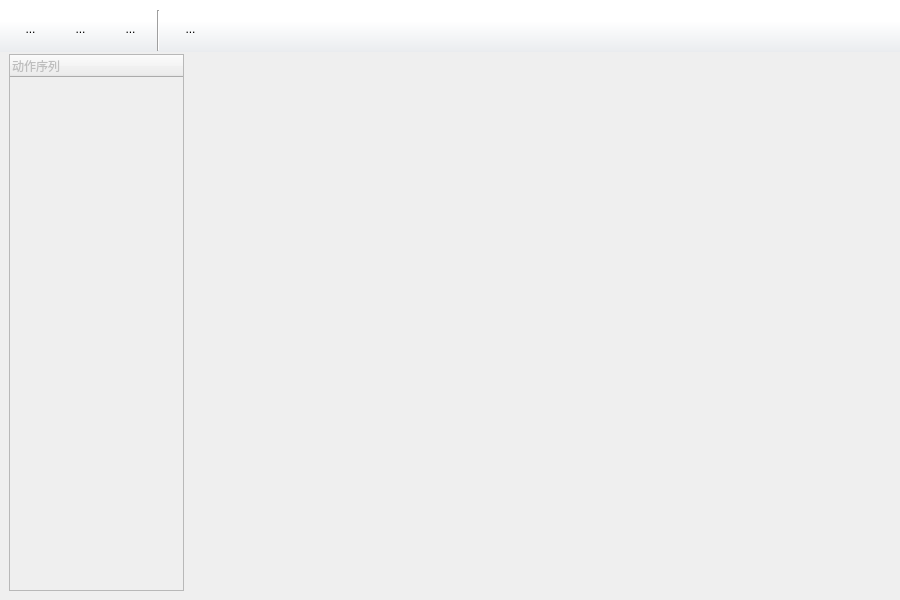
Above: DrillGIFActionSequenceEditor/Source/MainModule/drillgifactionsequenceeditor.ui from DrillUp/DrillGIFActionSequenceEditor before the change. Below: the same form after it.
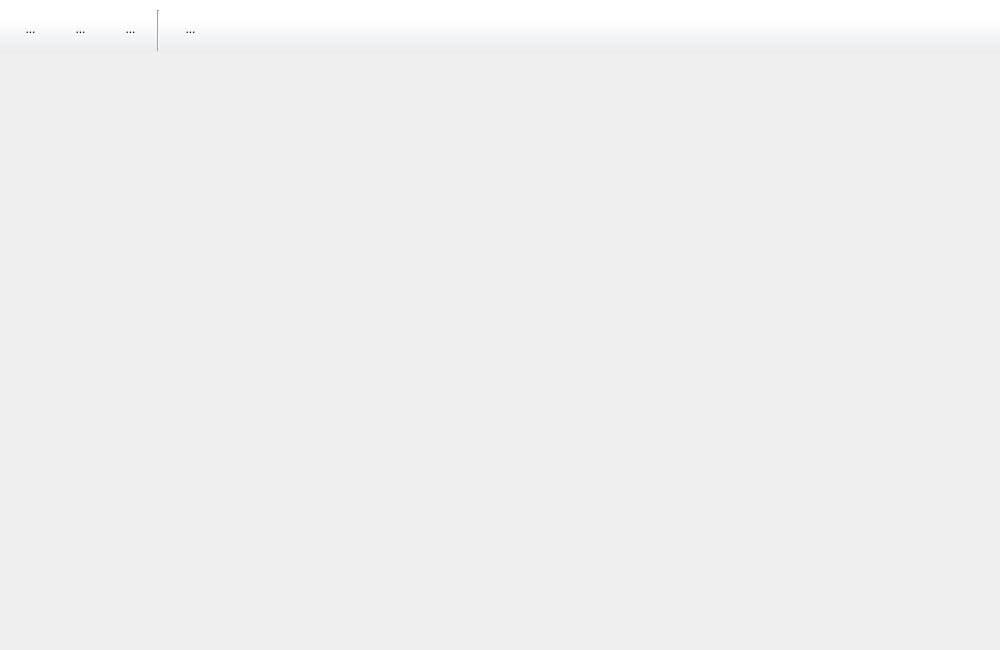
That is the form after the change. Icons and pictures are not drawn.

Commit message: 完成了动作序列、状态元、动作元、放映区的基本骨架。

Diff of the .ui file:
```diff
--- a/DrillGIFActionSequenceEditor/Source/MainModule/drillgifactionsequenceeditor.ui
+++ b/DrillGIFActionSequenceEditor/Source/MainModule/drillgifactionsequenceeditor.ui
@@ -6,8 +6,8 @@
    <rect>
     <x>0</x>
     <y>0</y>
-    <width>900</width>
-    <height>600</height>
+    <width>1000</width>
+    <height>650</height>
    </rect>
   </property>
   <property name="windowTitle">
@@ -189,19 +189,19 @@
      <property name="enabled">
       <bool>false</bool>
      </property>
-     <layout class="QHBoxLayout" name="horizontalLayout_2" stretch="1,4">
+     <layout class="QHBoxLayout" name="horizontalLayout_2" stretch="4">
+      <property name="leftMargin">
+       <number>0</number>
+      </property>
       <property name="topMargin">
-       <number>2</number>
+       <number>0</number>
       </property>
-      <item>
-       <widget class="QTreeWidget" name="treeWidget">
-        <column>
-         <property name="text">
-          <string>动作序列</string>
-         </property>
-        </column>
-       </widget>
-      </item>
+      <property name="rightMargin">
+       <number>0</number>
+      </property>
+      <property name="bottomMargin">
+       <number>0</number>
+      </property>
       <item>
        <widget class="QWidget" name="widget_actionSeq" native="true"/>
       </item>
```
The commit also changes 38 other files.
